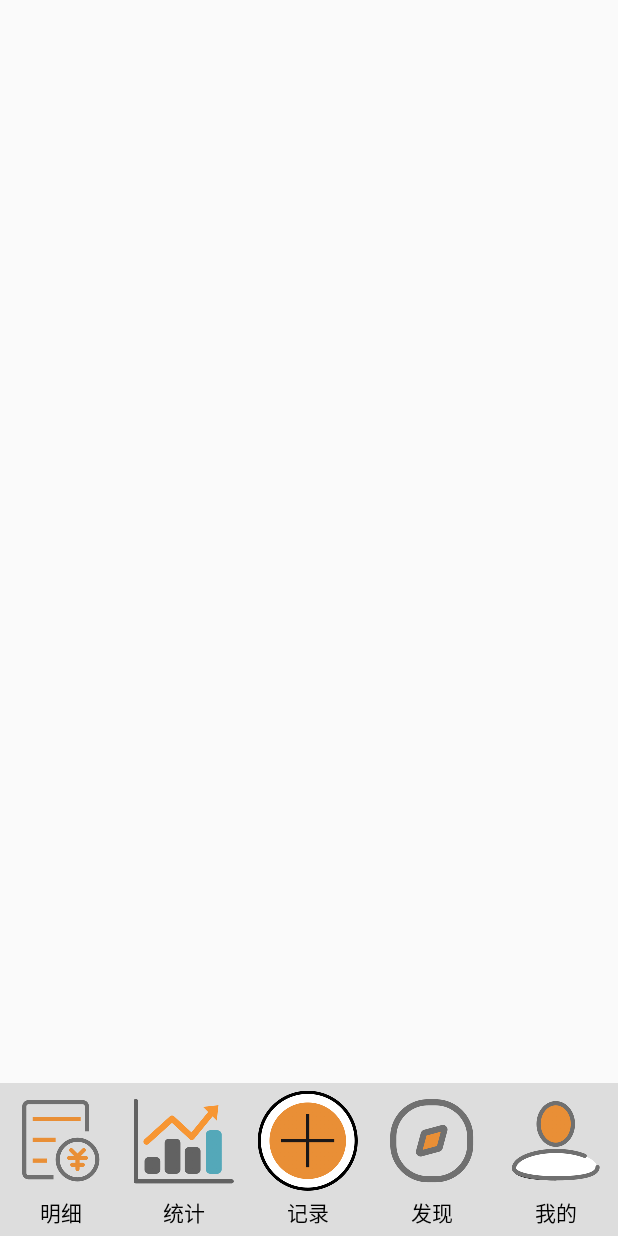
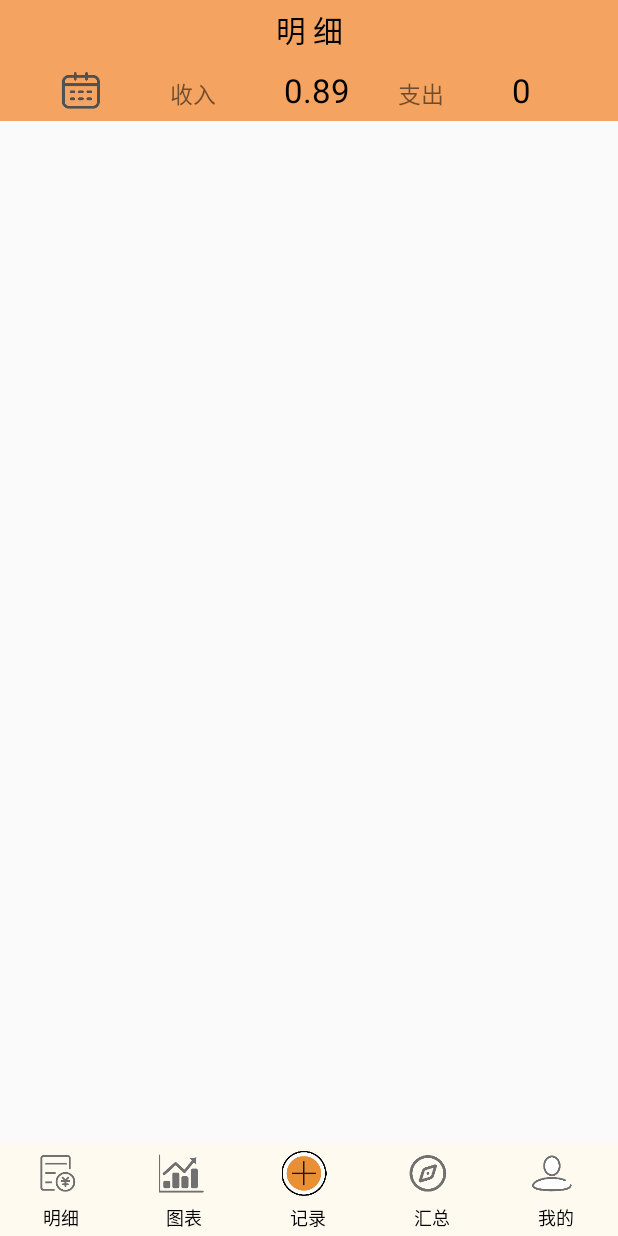
Before and after one commit to QQQiang/NBApp, an Android app: the screen it shows after launch (LoginActivity), on a phone screen of 412 x 824 dp. Run offline under Robolectric (Android 15) with nearby library versions, the phone set to English and light mode, and no system bars.

Commit message:
Add detail UI

```diff
--- a/app/src/main/java/com/example/nbapp/Income_record.java
+++ b/app/src/main/java/com/example/nbapp/IncomeRecord.java
@@ -10,7 +10,7 @@ import java.util.Random;
  * Created by 强仔 on 2018/5/3.
  */
 
-public class Income_record extends DataSupport {
+public class IncomeRecord extends DataSupport {
     private int income_id;
     private int income_money;
     private String income_type;
--- a/app/src/main/java/com/example/nbapp/IncomeRecord_Adapter.java
+++ b/app/src/main/java/com/example/nbapp/IncomeRecord_Adapter.java
@@ -16,17 +16,17 @@ import de.hdodenhof.circleimageview.CircleImageView;
  * Created by 强仔 on 2018/5/3.
  */
 
-public class IncomeRecord_Adapter extends ArrayAdapter<Income_record> {
+public class IncomeRecord_Adapter extends ArrayAdapter<IncomeRecord> {
     private int resourceId;
 
-    public IncomeRecord_Adapter(Context context, int textViewResourceID, List<Income_record> objects) {
+    public IncomeRecord_Adapter(Context context, int textViewResourceID, List<IncomeRecord> objects) {
         super(context, textViewResourceID, objects);
         resourceId = textViewResourceID;
     }
 
     @Override
     public View getView(int position, View convertView, ViewGroup parent) {
-        Income_record income_record = getItem(position);
+        IncomeRecord income_record = getItem(position);
         View view;
         ViewHolder viewHolder;
         if (convertView == null) {
--- a/app/src/main/java/com/example/nbapp/LoginActivity.java
+++ b/app/src/main/java/com/example/nbapp/LoginActivity.java
@@ -29,7 +29,7 @@ public class LoginActivity extends AppCompatActivity {
     @Override
     protected void onCreate(Bundle savedInstanceState) {
         super.onCreate(savedInstanceState);
-        setContentView(R.layout.record_botttom);
+        setContentView(R.layout.detail);
 
         //去掉默认actionbar
         ActionBar actionBar=getSupportActionBar();
--- /dev/null
+++ b/app/src/main/res/layout/detail.xml
@@ -0,0 +1,106 @@
+<?xml version="1.0" encoding="utf-8"?>
+<LinearLayout xmlns:android="http://schemas.android.com/apk/res/android"
+    android:orientation="vertical" android:layout_width="match_parent"
+    android:layout_height="match_parent">
+    <android.support.design.widget.CoordinatorLayout
+        android:layout_width="match_parent"
+        android:layout_height="match_parent">
+
+        <include layout="@layout/menu_botttom"/>
+
+        <RelativeLayout
+            android:layout_height="wrap_content"
+            android:layout_width="match_parent"
+            >
+            <TextView
+                android:id="@+id/detail_title"
+                android:layout_width="match_parent"
+                android:layout_height="40dp"
+                android:text="明 细"
+                android:textColor="@color/black"
+                android:textSize="20sp"
+                android:background="@color/sandybrown"
+                android:gravity="center"
+                />
+
+           <LinearLayout
+               android:id="@+id/detail_hintBar"
+               android:layout_height="wrap_content"
+               android:layout_width="match_parent"
+               android:layout_below="@id/detail_title"
+               android:background="@color/sandybrown"
+               android:orientation="horizontal">
+            <ImageButton
+                android:id="@+id/record_calender"
+                android:layout_width="0dp"
+                android:layout_height="30dp"
+                android:src="@drawable/calender"
+                android:scaleType="fitCenter"
+                android:background="@color/transparent"
+                android:layout_marginLeft="5dp"
+                android:layout_marginRight="5dp"
+                android:layout_marginTop="5dp"
+                android:layout_marginBottom="5dp"
+                android:layout_weight="1.5"
+                />
+
+               <TextView
+                   android:layout_width="0dp"
+                   android:layout_height="30dp"
+                   android:background="@color/transparent"
+                   android:layout_marginLeft="5dp"
+                   android:layout_marginRight="5dp"
+                   android:layout_marginTop="5dp"
+                   android:layout_marginBottom="5dp"
+                   android:text="收入"
+                   android:textSize="15sp"
+                   android:layout_weight="1"
+                   />
+
+               <TextView
+                   android:layout_width="0dp"
+                   android:layout_height="30dp"
+                   android:background="@color/transparent"
+                   android:layout_marginLeft="5dp"
+                   android:layout_marginRight="5dp"
+                   android:layout_marginTop="5dp"
+                   android:layout_marginBottom="5dp"
+                   android:text="0.89"
+                   android:textSize="22sp"
+                   android:textColor="@color/black"
+                   android:layout_weight="1"
+                   />
+
+               <TextView
+                   android:layout_width="0dp"
+                   android:layout_height="30dp"
+                   android:background="@color/transparent"
+                   android:layout_marginLeft="5dp"
+                   android:layout_marginRight="5dp"
+                   android:layout_marginTop="5dp"
+                   android:layout_marginBottom="5dp"
+                   android:text="支出"
+                   android:textSize="15sp"
+                   android:layout_weight="1"
+                   />
+
+               <TextView
+                   android:layout_width="0dp"
+                   android:layout_height="30dp"
+                   android:background="@color/transparent"
+                   android:layout_marginLeft="5dp"
+                   android:layout_marginRight="5dp"
+                   android:layout_marginTop="5dp"
+                   android:layout_marginBottom="5dp"
+                   android:text="0"
+                   android:textSize="22sp"
+                   android:textColor="@color/black"
+                   android:layout_weight="1"
+                   />
+            </LinearLayout>>
+        </RelativeLayout>
+
+
+
+    </android.support.design.widget.CoordinatorLayout>
+</LinearLayout>
--- /dev/null
+++ b/app/src/main/res/layout/menu_botttom.xml
@@ -0,0 +1,186 @@
+<?xml version="1.0" encoding="utf-8"?>
+<RelativeLayout xmlns:android="http://schemas.android.com/apk/res/android"
+    android:layout_width="match_parent" android:layout_height="match_parent">
+    <LinearLayout android:layout_height="wrap_content"
+        android:layout_width="match_parent"
+        android:orientation="horizontal"
+        android:background="@color/floralwhite"
+        android:layout_alignParentBottom="true"
+        android:id="@+id/record_menu">
+
+        <RelativeLayout
+            android:layout_height="wrap_content"
+            android:layout_width="0dp"
+            android:layout_weight="1">
+        <ImageButton
+            android:id="@+id/btn_menu_deta"
+            android:layout_height="30dp"
+            android:layout_width="wrap_content"
+            android:layout_marginLeft="5dp"
+            android:layout_marginRight="5dp"
+            android:layout_marginTop="5dp"
+            android:background="@null"
+            android:minWidth="0dp"
+            android:minHeight="0dp"
+            android:src="@drawable/detail_drak"
+            android:scaleType="fitCenter"
+            />
+            <TextView
+                android:layout_width="wrap_content"
+                android:layout_height="wrap_content"
+                android:text="明细"
+                android:textColor="@color/black"
+                android:textSize="12sp"
+                android:layout_below="@id/btn_menu_deta"
+                android:layout_centerInParent="true"
+                android:layout_marginTop="5dp"
+                android:layout_marginLeft="5dp"
+                android:layout_marginRight="5dp"
+                android:layout_marginBottom="3dp"
+                />
+        </RelativeLayout>
+        <RelativeLayout
+            android:layout_width="0dp"
+            android:layout_height="wrap_content"
+            android:layout_weight="1">
+            <ImageButton
+                android:id="@+id/btn_menu_stat"
+                android:layout_height="30dp"
+                android:layout_width="wrap_content"
+                android:background="@null"
+                android:layout_marginLeft="5dp"
+                android:layout_marginRight="5dp"
+                android:layout_marginTop="5dp"
+                android:minWidth="0dp"
+                android:minHeight="0dp"
+                android:src="@drawable/statistics_dark"
+                android:scaleType="fitCenter"
+                />
+            <TextView
+                android:layout_width="wrap_content"
+                android:layout_height="wrap_content"
+                android:text="图表"
+                android:textColor="@color/black"
+                android:textSize="12sp"
+                android:layout_below="@id/btn_menu_stat"
+                android:layout_centerInParent="true"
+                android:layout_marginLeft="5dp"
+                android:layout_marginRight="5dp"
+                android:layout_marginBottom="3dp"
+                android:layout_marginTop="5dp"
+                />
+
+        </RelativeLayout>
+
+
+        <RelativeLayout
+            android:layout_width="0dp"
+            android:layout_height="wrap_content"
+            android:layout_weight="1">
+            <ImageButton
+                android:id="@+id/btn_menu_add"
+                android:layout_height="30dp"
+                android:layout_width="wrap_content"
+                android:background="@null"
+                android:layout_marginLeft="5dp"
+                android:layout_marginRight="5dp"
+                android:layout_marginTop="5dp"
+                android:minWidth="0dp"
+                android:minHeight="0dp"
+                android:src="@drawable/add"
+                android:scaleType="fitCenter"
+                android:layout_weight="1"/>
+
+            <TextView
+                android:layout_width="wrap_content"
+                android:layout_height="wrap_content"
+                android:text="记录"
+                android:textColor="@color/black"
+                android:textSize="12sp"
+                android:layout_below="@id/btn_menu_add"
+                android:layout_centerInParent="true"
+                android:layout_marginLeft="5dp"
+                android:layout_marginRight="5dp"
+                android:layout_marginBottom="0dp"
+                android:layout_marginTop="5dp"
+                />
+
+        </RelativeLayout>
+
+        <RelativeLayout
+            android:layout_width="0dp"
+            android:layout_height="wrap_content"
+            android:layout_weight="1">
+        <ImageButton
+            android:id="@+id/btn_menu_find"
+            android:layout_height="30dp"
+            android:layout_width="wrap_content"
+            android:background="@null"
+            android:layout_marginBottom="0dp"
+            android:layout_marginLeft="5dp"
+            android:layout_marginRight="5dp"
+            android:layout_marginTop="5dp"
+            android:minWidth="0dp"
+            android:minHeight="0dp"
+            android:src="@drawable/find_dark"
+            android:scaleType="fitCenter"
+            />
+
+            <TextView
+                android:layout_width="wrap_content"
+                android:layout_height="wrap_content"
+                android:text="汇总"
+                android:textColor="@color/black"
+                android:textSize="12sp"
+                android:layout_below="@id/btn_menu_find"
+                android:layout_centerInParent="true"
+                android:layout_marginLeft="5dp"
+                android:layout_marginRight="5dp"
+                android:layout_marginBottom="3dp"
+                android:layout_marginTop="5dp"
+                />
+
+
+        </RelativeLayout>
+
+        <RelativeLayout
+            android:layout_width="0dp"
+            android:layout_height="wrap_content"
+            android:layout_weight="1">
+
+            <ImageButton
+                android:id="@+id/btn_menu_my"
+                android:layout_height="30dp"
+                android:layout_width="wrap_content"
+                android:background="@null"
+                android:layout_marginLeft="5dp"
+                android:layout_marginRight="5dp"
+                android:layout_marginTop="5dp"
+                android:minWidth="0dp"
+                android:minHeight="0dp"
+                android:src="@drawable/my_dark"
+                android:scaleType="fitCenter"
+                android:layout_weight="1"/>
+
+            <TextView
+                android:layout_width="wrap_content"
+                android:layout_height="wrap_content"
+                android:text="我的"
+                android:textColor="@color/black"
+                android:textSize="12sp"
+                android:layout_below="@id/btn_menu_my"
+                android:layout_centerInParent="true"
+                android:layout_marginLeft="5dp"
+                android:layout_marginRight="5dp"
+                android:layout_marginBottom="3dp"
+                android:layout_marginTop="5dp"
+                />
+
+        </RelativeLayout>
+    </LinearLayout>
+
+
+
+
+
+</RelativeLayout>
--- a/app/src/main/res/layout/record_botttom.xml
+++ /dev/null
@@ -1,100 +0,0 @@
-<?xml version="1.0" encoding="utf-8"?>
-<RelativeLayout xmlns:android="http://schemas.android.com/apk/res/android"
-    android:layout_width="match_parent" android:layout_height="match_parent">
-    <LinearLayout android:layout_height="wrap_content"
-        android:layout_width="match_parent"
-        android:orientation="horizontal"
-        android:background="#dddddd"
-        android:layout_alignParentBottom="true"
-        android:id="@+id/record_menu">
-
-        <Button
-            android:id="@+id/btn_menu_deal"
-            android:layout_height="wrap_content"
-            android:layout_width="0dp"
-            android:layout_marginLeft="5dp"
-            android:layout_marginRight="5dp"
-            android:layout_marginTop="5dp"
-            android:background="@null"
-            android:textSize="14sp"
-            android:textColor="@color/black"
-            android:text="明细"
-            android:minWidth="0dp"
-            android:minHeight="0dp"
-            android:drawableTop="@drawable/record"
-            android:drawablePadding="3dp"
-            android:layout_weight="1"
-            android:enabled="false"/>
-
-        <Button
-            android:id="@+id/btn_menu_stat"
-            android:layout_height="wrap_content"
-            android:layout_width="0dp"
-            android:background="@null"
-            android:layout_marginLeft="5dp"
-            android:layout_marginRight="5dp"
-            android:layout_marginTop="5dp"
-            android:textSize="14sp"
-            android:textColor="@color/black"
-            android:text="统计"
-            android:minWidth="0dp"
-            android:minHeight="0dp"
-            android:drawableTop="@drawable/statistics"
-            android:drawablePadding="3dp"
-            android:layout_weight="1"/>
-
-        <Button
-            android:id="@+id/btn_menu_add"
-            android:layout_height="wrap_content"
-            android:layout_width="0dp"
-            android:background="@null"
-            android:layout_marginLeft="5dp"
-            android:layout_marginRight="5dp"
-            android:layout_marginTop="5dp"
-            android:textSize="14sp"
-            android:textColor="@color/black"
-            android:text="记录"
-            android:minWidth="0dp"
-            android:minHeight="0dp"
-            android:drawableTop="@drawable/add"
-            android:drawablePadding="3dp"
-            android:layout_weight="1"/>
-
-        <Button
-            android:id="@+id/btn_meun_find"
-            android:layout_height="wrap_content"
-            android:layout_width="0dp"
-            android:background="@null"
-            android:layout_marginBottom="0dp"
-            android:layout_marginLeft="5dp"
-            android:layout_marginRight="5dp"
-            android:layout_marginTop="5dp"
-            android:textSize="14sp"
-            android:textColor="@color/black"
-            android:text="发现"
-            android:minWidth="0dp"
-            android:minHeight="0dp"
-            android:drawableTop="@drawable/find"
-            android:drawablePadding="3dp"
-            android:layout_weight="1"/>
-
-        <Button
-            android:id="@+id/btn_menu_my"
-            android:layout_height="wrap_content"
-            android:layout_width="0dp"
-            android:background="@null"
-            android:layout_marginBottom="5dp"
-            android:layout_marginLeft="5dp"
-            android:layout_marginRight="5dp"
-            android:layout_marginTop="5dp"
-            android:textSize="14sp"
-            android:textColor="@color/black"
-            android:text="我的"
-            android:minWidth="0dp"
-            android:minHeight="0dp"
-            android:drawableTop="@drawable/me"
-            android:drawablePadding="3dp"
-            android:layout_weight="1"/>
-
-    </LinearLayout>
-</RelativeLayout>
--- a/app/src/main/res/values/strings.xml
+++ b/app/src/main/res/values/strings.xml
@@ -1,3 +1,7 @@
 <resources>
     <string name="app_name">NBApp</string>
+    <string name="ImageButton_height">30dp</string>
+    <string name="Small_textSize">14sp</string>
+    <string name="detail_time_textSize">12sp</string>
+    <string name="detail_record_textSize">16sp</string>
 </resources>
```
Also changed, not shown: app/src/main/java/com/example/nbapp/RecordTime.java (added, +48 -0 lines), app/src/main/res/layout/detail_record_item.xml (renamed from app/src/main/res/layout/record_item.xml, +10 -5 lines), app/src/main/res/layout/detail_time_item.xml (added, +92 -0 lines), app/src/main/res/drawable-xxhdpi/calender.png (added), app/src/main/res/drawable-xxhdpi/detail.png (renamed from app/src/main/res/drawable-xxhdpi/record.png), app/src/main/res/drawable-xxhdpi/detail_drak.png (added), app/src/main/res/drawable-xxhdpi/find_dark.png (added), app/src/main/res/drawable-xxhdpi/my.png (renamed from app/src/main/res/drawable-xxhdpi/me.png), app/src/main/res/drawable-xxhdpi/my_dark.png (added), app/src/main/res/drawable-xxhdpi/statistics_dark.png (added).
